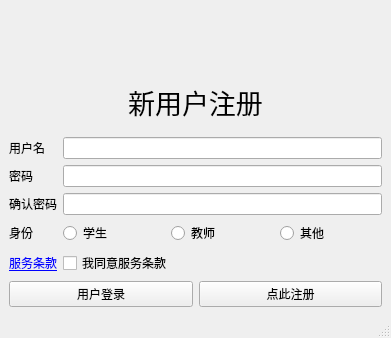
piculator/piculator-client-software, file ui/registerwindow.ui: the form before one commit.
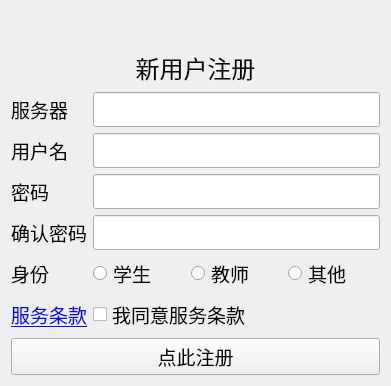
The form after the commit. Icons and pictures are not drawn.

Commit message: Finish basic login function.

The edit to the form file:
```diff
--- a/ui/registerwindow.ui
+++ b/ui/registerwindow.ui
@@ -1,13 +1,13 @@
 <?xml version="1.0" encoding="UTF-8"?>
 <ui version="4.0">
- <class>MainWindow</class>
- <widget class="QMainWindow" name="MainWindow">
+ <class>RegisterWindow</class>
+ <widget class="QWidget" name="RegisterWindow">
   <property name="geometry">
    <rect>
     <x>0</x>
     <y>0</y>
     <width>391</width>
-    <height>338</height>
+    <height>386</height>
    </rect>
   </property>
   <property name="minimumSize">
@@ -19,19 +19,33 @@
   <property name="windowTitle">
    <string>注册</string>
   </property>
-  <widget class="QWidget" name="centralwidget">
-   <layout class="QVBoxLayout" name="verticalLayout">
+  <layout class="QVBoxLayout" name="verticalLayout_2">
     <item>
      <widget class="QLabel" name="piculatorLogoLable">
+     <property name="sizePolicy">
+      <sizepolicy hsizetype="Preferred" vsizetype="Expanding">
+       <horstretch>0</horstretch>
+       <verstretch>0</verstretch>
+      </sizepolicy>
+     </property>
       <property name="text">
-       <string>&lt;html&gt;&lt;head/&gt;&lt;body&gt;&lt;p align=&quot;center&quot;&gt;&lt;img src=&quot;:/banner/resource/piculator-banner-colorful@256x64.png&quot;/&gt;&lt;/p&gt;&lt;/body&gt;&lt;/html&gt;</string>
+      <string/>
       </property>
      </widget>
     </item>
     <item>
      <widget class="QLabel" name="label">
+     <property name="font">
+      <font>
+       <family>黑体</family>
+       <pointsize>18</pointsize>
+      </font>
+     </property>
       <property name="text">
-       <string>&lt;html&gt;&lt;head/&gt;&lt;body&gt;&lt;p align=&quot;center&quot;&gt;&lt;span style=&quot; font-size:20pt;&quot;&gt;新用户注册&lt;/span&gt;&lt;/p&gt;&lt;/body&gt;&lt;/html&gt;</string>
+      <string>新用户注册</string>
+     </property>
+     <property name="alignment">
+      <set>Qt::AlignCenter</set>
       </property>
       <property name="margin">
        <number>-2</number>
@@ -40,18 +54,50 @@
     </item>
     <item>
      <layout class="QFormLayout" name="formLayout">
-      <item row="0" column="0">
+     <item row="1" column="0">
        <widget class="QLabel" name="usernameLabel">
+       <property name="font">
+        <font>
+         <family>黑体</family>
+         <pointsize>14</pointsize>
+        </font>
+       </property>
         <property name="text">
          <string>用户名</string>
         </property>
        </widget>
       </item>
-      <item row="0" column="1">
-       <widget class="QLineEdit" name="usernameLineEdit"/>
-      </item>
       <item row="1" column="1">
+      <widget class="QLineEdit" name="usernameLineEdit">
+       <property name="font">
+        <font>
+         <family>黑体</family>
+         <pointsize>14</pointsize>
+        </font>
+       </property>
+      </widget>
+     </item>
+     <item row="2" column="0">
+      <widget class="QLabel" name="passwordLabel">
+       <property name="font">
+        <font>
+         <family>黑体</family>
+         <pointsize>14</pointsize>
+        </font>
+       </property>
+       <property name="text">
+        <string>密码</string>
+       </property>
+      </widget>
+     </item>
+     <item row="2" column="1">
        <widget class="QLineEdit" name="passwordLineEdit">
+       <property name="font">
+        <font>
+         <family>黑体</family>
+         <pointsize>14</pointsize>
+        </font>
+       </property>
         <property name="toolTip">
          <string>1</string>
         </property>
@@ -60,52 +106,55 @@
         </property>
        </widget>
       </item>
-      <item row="2" column="0">
+     <item row="3" column="0">
        <widget class="QLabel" name="rePasswordLabel">
+       <property name="font">
+        <font>
+         <family>黑体</family>
+         <pointsize>14</pointsize>
+        </font>
+       </property>
         <property name="text">
          <string>确认密码</string>
         </property>
        </widget>
       </item>
-      <item row="2" column="1">
+     <item row="3" column="1">
        <widget class="QLineEdit" name="rePasswordLineEdit">
+       <property name="font">
+        <font>
+         <family>黑体</family>
+         <pointsize>14</pointsize>
+        </font>
+       </property>
         <property name="echoMode">
          <enum>QLineEdit::Password</enum>
         </property>
        </widget>
       </item>
-      <item row="3" column="0">
+     <item row="4" column="0">
        <widget class="QLabel" name="identityLabel">
+       <property name="font">
+        <font>
+         <family>黑体</family>
+         <pointsize>14</pointsize>
+        </font>
+       </property>
         <property name="text">
          <string>身份</string>
         </property>
        </widget>
       </item>
-      <item row="4" column="0">
-       <widget class="QLabel" name="serviceItemLabel">
-        <property name="text">
-         <string>&lt;a href=&quot;www.sunlightdata.site:5000/service_item&quot;&gt;服务条款&lt;/a&gt;</string>
-        </property>
-       </widget>
-      </item>
       <item row="4" column="1">
-       <widget class="QCheckBox" name="serviceItemCheckBox">
-        <property name="text">
-         <string>我同意服务条款</string>
-        </property>
-       </widget>
-      </item>
-      <item row="1" column="0">
-       <widget class="QLabel" name="passwordLabel">
-        <property name="text">
-         <string>密码</string>
-        </property>
-       </widget>
-      </item>
-      <item row="3" column="1">
        <layout class="QHBoxLayout" name="horizontalLayout_2">
         <item>
          <widget class="QRadioButton" name="studentRadioButton">
+         <property name="font">
+          <font>
+           <family>黑体</family>
+           <pointsize>14</pointsize>
+          </font>
+         </property>
           <property name="text">
            <string>学生</string>
           </property>
@@ -113,6 +162,12 @@
         </item>
         <item>
          <widget class="QRadioButton" name="teacherRadioButton">
+         <property name="font">
+          <font>
+           <family>黑体</family>
+           <pointsize>14</pointsize>
+          </font>
+         </property>
           <property name="text">
            <string>教师</string>
           </property>
@@ -120,6 +175,12 @@
         </item>
         <item>
          <widget class="QRadioButton" name="otherRadioButton">
+         <property name="font">
+          <font>
+           <family>黑体</family>
+           <pointsize>14</pointsize>
+          </font>
+         </property>
           <property name="text">
            <string>其他</string>
           </property>
@@ -127,19 +188,67 @@
         </item>
        </layout>
       </item>
+     <item row="5" column="0">
+      <widget class="QLabel" name="serviceItemLabel">
+       <property name="font">
+        <font>
+         <family>黑体</family>
+         <pointsize>14</pointsize>
+        </font>
+       </property>
+       <property name="text">
+        <string>&lt;a href=&quot;www.sunlightdata.site:5000/service_item&quot;&gt;服务条款&lt;/a&gt;</string>
+       </property>
+      </widget>
+     </item>
+     <item row="5" column="1">
+      <widget class="QCheckBox" name="serviceItemCheckBox">
+       <property name="font">
+        <font>
+         <family>黑体</family>
+         <pointsize>14</pointsize>
+        </font>
+       </property>
+       <property name="text">
+        <string>我同意服务条款</string>
+       </property>
+      </widget>
+     </item>
+     <item row="0" column="0">
+      <widget class="QLabel" name="labelForServer">
+       <property name="font">
+        <font>
+         <family>黑体</family>
+         <pointsize>14</pointsize>
+        </font>
+       </property>
+       <property name="text">
+        <string>服务器</string>
+       </property>
+      </widget>
+     </item>
+     <item row="0" column="1">
+      <widget class="QLineEdit" name="serverLineEdit">
+       <property name="font">
+        <font>
+         <family>黑体</family>
+         <pointsize>14</pointsize>
+        </font>
+       </property>
+      </widget>
+     </item>
      </layout>
     </item>
     <item>
      <layout class="QHBoxLayout" name="horizontalLayout">
-      <item>
-       <widget class="QPushButton" name="loginButton">
-        <property name="text">
-         <string>用户登录</string>
-        </property>
-       </widget>
-      </item>
       <item>
        <widget class="QPushButton" name="registerButton">
+       <property name="font">
+        <font>
+         <family>黑体</family>
+         <pointsize>14</pointsize>
+        </font>
+       </property>
         <property name="text">
          <string>点此注册</string>
         </property>
@@ -149,10 +258,6 @@
     </item>
    </layout>
   </widget>
-  <widget class="QStatusBar" name="statusbar"/>
- </widget>
- <resources>
-  <include location="pic_ui.qrc"/>
- </resources>
+ <resources/>
  <connections/>
 </ui>
```
Lines whose indentation alone changed are shown as unchanged. The commit also changes 25 other files.
